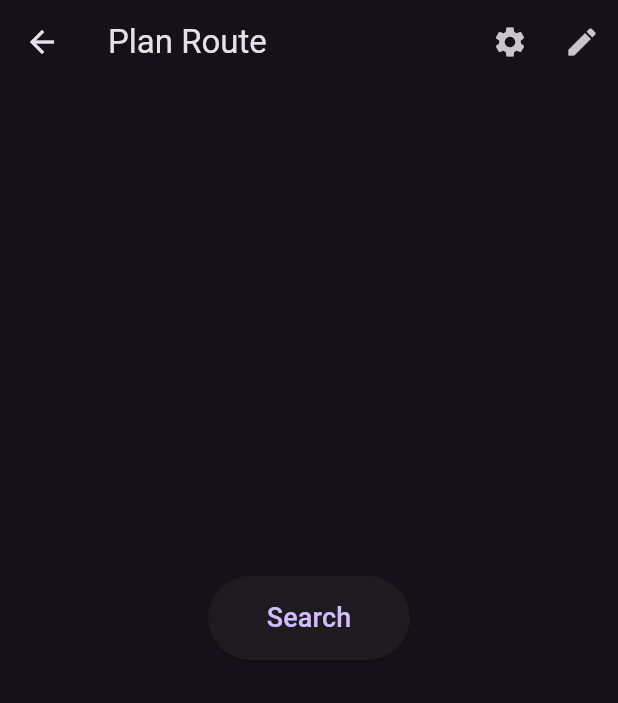
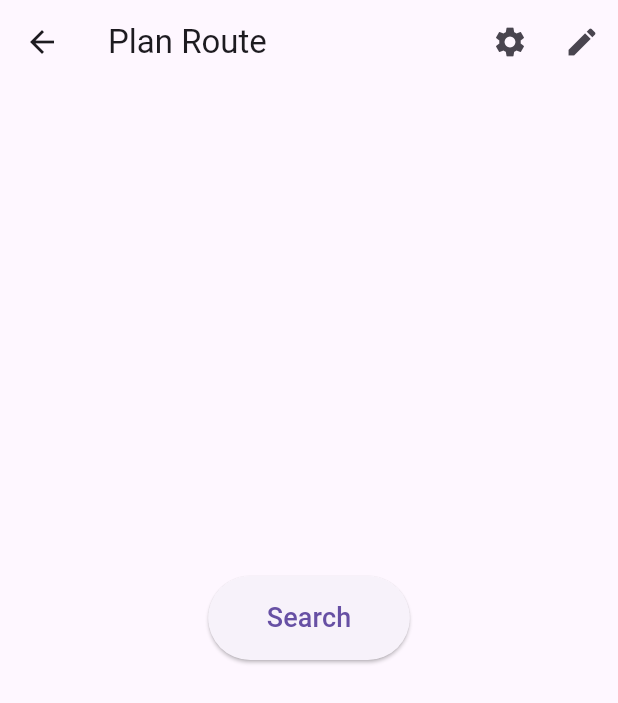
Before and after one commit to samuel-bazinet/hci_mobile_prototype, a Flutter app: the screen it shows after launch, after a tap on "Plan Route", on a phone screen of 412 x 824 dp. Shown: the top 703 px of the screen. Run offline on Flutter 3.47's test engine with Material 3 defaults, Android fonts, the phone set to English and light mode, and no system bars; our stand-ins replace flutter_map, latlong2, location.

Commit message:
added some QoL stuff

```diff
--- a/lib/PlanRoute.dart
+++ b/lib/PlanRoute.dart
@@ -8,10 +8,10 @@ class PlanRoutePage extends StatelessWidget {
   Widget build(BuildContext context) {
     return Scaffold(
       appBar: AppBar(
-        title: Text('Plan Route'),
+        title: const Text('Plan Route'),
         actions: [
           IconButton(
-            icon: Icon(Icons.settings),
+            icon: const Icon(Icons.settings),
             onPressed: () {
               Navigator.push(
                 context,
@@ -20,7 +20,7 @@ class PlanRoutePage extends StatelessWidget {
             },
           ),
           IconButton(
-            icon: Icon(Icons.edit),
+            icon: const Icon(Icons.edit),
             onPressed: () {
               Navigator.push(
                 context,
@@ -30,7 +30,7 @@ class PlanRoutePage extends StatelessWidget {
           ),
         ],
       ),
-      body: Center(
+      body: const Center(
         child: Text(
           'Plan your route here',
           style: TextStyle(fontSize: 20.0),
@@ -49,14 +49,13 @@ class PlanRoutePage extends StatelessWidget {
                 );
               },
               child: Container(
-                padding: EdgeInsets.all(15.0),
-                child: Text(
+                padding: const EdgeInsets.all(15.0),
+                child: const Text(
                   'Search',
                   style: TextStyle(fontSize: 18.0),
                 ),
               ),
             ),
-
           ],
         ),
       ),
--- a/lib/main.dart
+++ b/lib/main.dart
@@ -11,20 +11,26 @@
   runApp(const MyApp());
 }
 
+final themeModeNotifier = ValueNotifier(ThemeMode.system);
+
 class MyApp extends StatelessWidget {
   const MyApp({Key? key}) : super(key: key);
 
   @override
   Widget build(BuildContext context) {
+    return ValueListenableBuilder(
+        valueListenable: themeModeNotifier,
+        builder: (context, value, child) {
           return MaterialApp(
             title: 'Route Planner',
             theme: ThemeData(
-        primarySwatch: Colors.red,
+              primarySwatch: Colors.purple,
             ),
             darkTheme: ThemeData.dark(),
-      themeMode: ThemeMode.dark,
-      home: const HomePage(),
+            themeMode: value, // Use the current theme mode
+            home: HomePage(),
           );
+        });
   }
 }
 
@@ -110,7 +116,7 @@
           mapController: MapController(),
           options: MapOptions(
             center: _center,
-            zoom: 18.0,
+            zoom: 15.0,
           ),
           children: [
             TileLayer(
```
Also changed, not shown: lib/Settings.dart (+18 -1 lines). Lines whose indentation alone changed are shown as unchanged.
